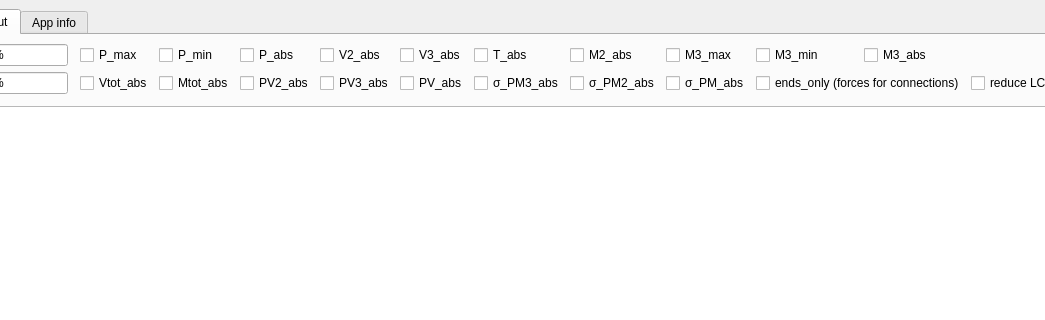
Qt form scr/mainwindow.ui (lukaszlaba/etabsplus) before a commit; both pictures show x 184 to 1229 and y 0 to 320 of the 1471 by 794 pixel window.
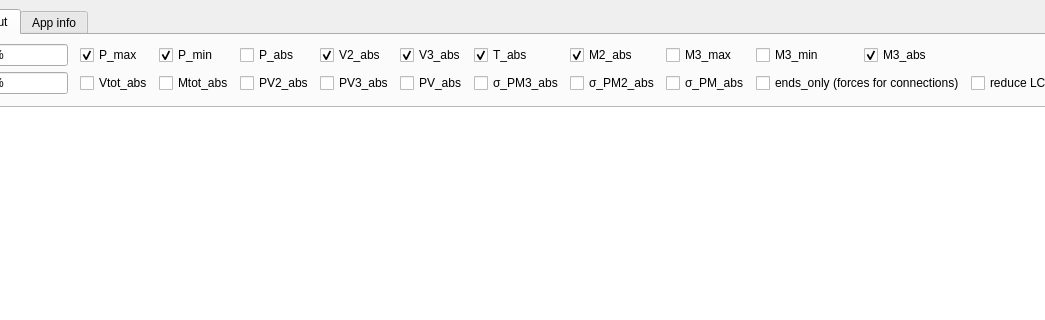
The same form after that commit. The open tabs and pages were chosen to show the change.

What changed in the file:
```diff
--- a/scr/mainwindow.ui
+++ b/scr/mainwindow.ui
@@ -132,6 +132,9 @@
           <property name="text">
            <string>M3_abs</string>
           </property>
+          <property name="checked">
+           <bool>true</bool>
+          </property>
          </widget>
         </item>
         <item row="1" column="6">
@@ -146,6 +149,9 @@
           <property name="text">
            <string>V2_abs</string>
           </property>
+          <property name="checked">
+           <bool>true</bool>
+          </property>
          </widget>
         </item>
         <item row="0" column="9">
@@ -153,6 +159,9 @@
           <property name="text">
            <string>M2_abs</string>
           </property>
+          <property name="checked">
+           <bool>true</bool>
+          </property>
          </widget>
         </item>
         <item row="0" column="5">
@@ -167,6 +176,9 @@
           <property name="text">
            <string>T_abs</string>
           </property>
+          <property name="checked">
+           <bool>true</bool>
+          </property>
          </widget>
         </item>
         <item row="0" column="10">
@@ -188,6 +200,9 @@
           <property name="text">
            <string>P_min</string>
           </property>
+          <property name="checked">
+           <bool>true</bool>
+          </property>
          </widget>
         </item>
         <item row="0" column="18">
@@ -285,6 +300,9 @@
           <property name="text">
            <string>V3_abs</string>
           </property>
+          <property name="checked">
+           <bool>true</bool>
+          </property>
          </widget>
         </item>
         <item row="1" column="11" colspan="2">
@@ -312,6 +330,9 @@
           <property name="text">
            <string>P_max</string>
           </property>
+          <property name="checked">
+           <bool>true</bool>
+          </property>
          </widget>
         </item>
         <item row="1" column="4">
```
Left out of the diff: 13 changed lines with no effect on the pictures.
